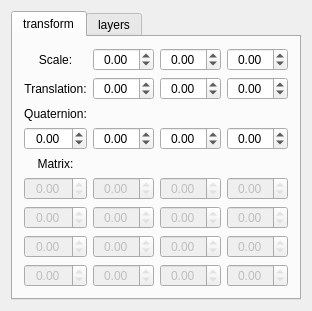
Above: auxiliary/QGLRenderer/QTEntityParametersWidget.ui from billhj/Etoile2015 before the change. Below: the same form after it.
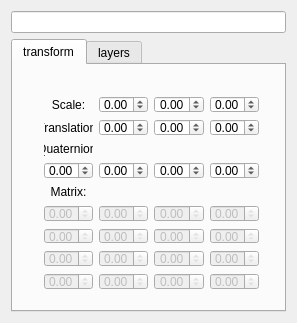
That is the form after the change.

Diff of the .ui file:
```diff
--- a/auxiliary/QGLRenderer/QTEntityParametersWidget.ui
+++ b/auxiliary/QGLRenderer/QTEntityParametersWidget.ui
@@ -6,15 +6,28 @@
    <rect>
     <x>0</x>
     <y>0</y>
-    <width>279</width>
-    <height>279</height>
+    <width>297</width>
+    <height>323</height>
    </rect>
   </property>
   <property name="windowTitle">
    <string>QTEntityParametersWidget</string>
   </property>
-  <layout class="QHBoxLayout" name="horizontalLayout">
-   <item alignment="Qt::AlignLeft|Qt::AlignTop">
+  <layout class="QGridLayout" name="gridLayout_3">
+   <item row="0" column="0">
+    <widget class="QLineEdit" name="titleEdit">
+     <property name="maxLength">
+      <number>50</number>
+     </property>
+     <property name="alignment">
+      <set>Qt::AlignCenter</set>
+     </property>
+     <property name="readOnly">
+      <bool>true</bool>
+     </property>
+    </widget>
+   </item>
+   <item row="1" column="0">
     <widget class="QTabWidget" name="parametersview">
      <property name="sizePolicy">
       <sizepolicy hsizetype="Preferred" vsizetype="Preferred">
@@ -29,8 +42,18 @@
       <attribute name="title">
        <string>transform</string>
       </attribute>
-      <layout class="QGridLayout" name="gridLayout_2">
-       <item row="0" column="0">
+      <layout class="QHBoxLayout" name="horizontalLayout">
+       <item>
+        <widget class="QWidget" name="widget" native="true">
+         <widget class="QWidget" name="">
+          <property name="geometry">
+           <rect>
+            <x>9</x>
+            <y>9</y>
+            <width>237</width>
+            <height>216</height>
+           </rect>
+          </property>
         <layout class="QGridLayout" name="gridLayout">
          <property name="verticalSpacing">
           <number>6</number>
@@ -414,6 +437,8 @@
           </widget>
          </item>
         </layout>
+         </widget>
+        </widget>
        </item>
       </layout>
      </widget>
```
Left out of the diff: 588 changed lines with no effect on the pictures. Lines whose indentation alone changed are shown as unchanged.
